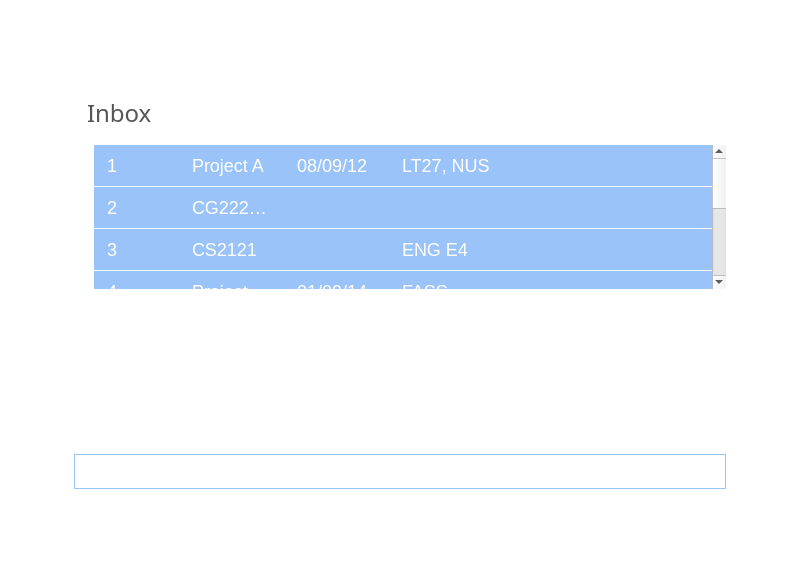
Qt form TaskPad_library/mainwindow.ui (ashrayjain/TaskPad) before a commit.
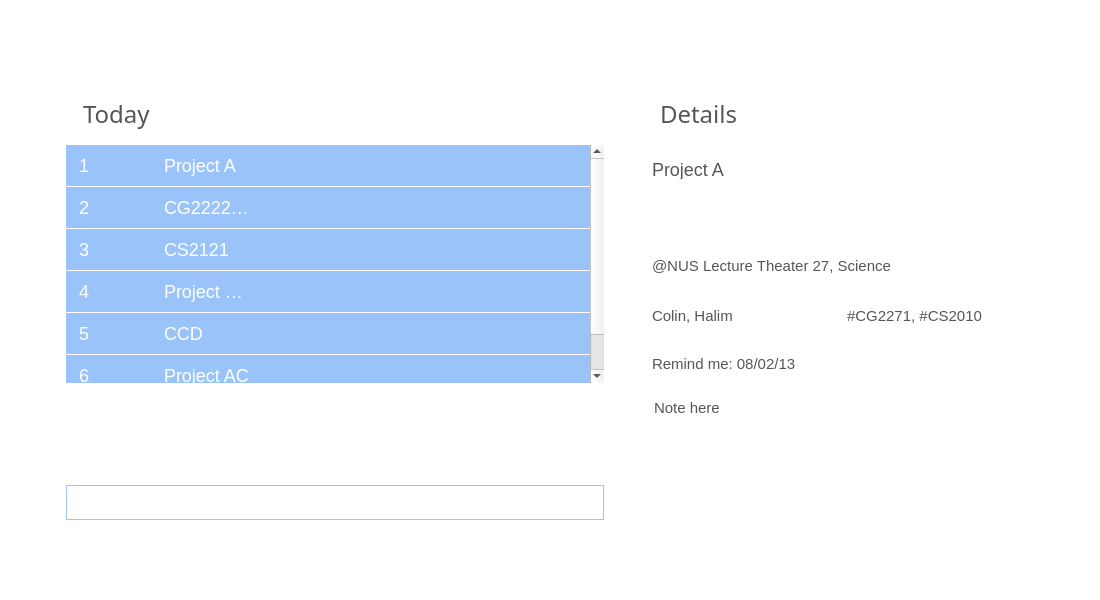
The same form after that commit. Icons and pictures are not drawn.

Patch:
```diff
--- a/TaskPad_library/mainwindow.ui
+++ b/TaskPad_library/mainwindow.ui
@@ -10,8 +10,8 @@
    <rect>
     <x>0</x>
     <y>0</y>
-    <width>800</width>
-    <height>572</height>
+    <width>1100</width>
+    <height>600</height>
    </rect>
   </property>
   <property name="windowTitle">
@@ -26,35 +26,33 @@
    <property name="styleSheet">
     <string notr="true">QWidget#centralWidget {
 	background-color: transparent;
-	background-image: url(:/MainWindow/Resources/TaskPad_bg.png);
+	background-image: url(:/MainWindow/Resources/mainwindow_bg.png);
 }</string>
    </property>
-   <widget class="QLabel" name="Navigation">
+   <widget class="QLabel" name="Navigation_taskList">
     <property name="geometry">
      <rect>
-      <x>9</x>
-      <y>9</y>
+      <x>83</x>
+      <y>89</y>
       <width>280</width>
-      <height>120</height>
+      <height>50</height>
      </rect>
     </property>
     <property name="font">
      <font>
       <family>Segoe UI Light</family>
-      <pointsize>18</pointsize>
-      <weight>50</weight>
-      <bold>false</bold>
+      <pointsize>-1</pointsize>
      </font>
     </property>
     <property name="styleSheet">
-     <string notr="true">QLabel#Navigation {
-	margin-top: 88px;
-	margin-left: 72px;
+     <string notr="true">QLabel#Navigation_taskList {
+	font-family: &quot;Segoe UI Light&quot;;
+	font-size: 24px;
 	color: #565656;
 }</string>
     </property>
     <property name="text">
-     <string>Inbox</string>
+     <string>&lt;span style=\&quot;font-size:18px; \&quot;&gt;Today&lt;/span&gt;</string>
     </property>
    </widget>
    <widget class="QTreeWidget" name="TaskList">
@@ -62,32 +60,36 @@
      <rect>
       <x>9</x>
       <y>135</y>
-      <width>782</width>
-      <height>154</height>
+      <width>595</width>
+      <height>248</height>
      </rect>
     </property>
     <property name="maximumSize">
      <size>
       <width>16777215</width>
-      <height>298</height>
+      <height>330</height>
      </size>
     </property>
     <property name="styleSheet">
      <string notr="true">QTreeWidget#TaskList {
 	margin-top: 10px;
-	margin-left:65px;
-	margin-right:65px;
+	margin-left: 37px;
 	background: transparent;
 	border: none;
-	font-size: 18px;
 	height: 100%;
+	font-size: 18px;
 }
 
 QTreeWidget#TaskList:Item {
 	color: #fff;
 	background-color:#9ac3fa;
 	margin-bottom: 1px;
-	padding: 10px 10px 10px 10px;
+	padding: 10px 0 10px 10px;
+}
+
+QTreeWidget#TaskList:Item:last {
+	color: #9ac3fa;
+	padding: 10px 18px 10px 10px;
 }
 
 QTreeWidget#TaskList QScrollBar:vertical {
@@ -134,12 +136,7 @@
     </column>
     <column>
      <property name="text">
-      <string>Due Date</string>
-     </property>
-    </column>
-    <column>
-     <property name="text">
-      <string>Location</string>
+      <string>Due|From-to</string>
      </property>
     </column>
     <item>
@@ -150,10 +147,7 @@
       <string>Project A</string>
      </property>
      <property name="text">
-      <string>08/09/12</string>
-     </property>
-     <property name="text">
-      <string>LT27, NUS</string>
+      <string>due 08/09/12</string>
      </property>
     </item>
     <item>
@@ -163,6 +157,9 @@
      <property name="text">
       <string>CG2222 HW</string>
      </property>
+     <property name="text">
+      <string>from 02/09/13 to 02/09/13</string>
+     </property>
     </item>
     <item>
      <property name="text">
@@ -174,9 +171,6 @@
      <property name="text">
       <string/>
      </property>
-     <property name="text">
-      <string>ENG E4</string>
-     </property>
     </item>
     <item>
      <property name="text">
@@ -186,10 +180,7 @@
       <string>Project DD2</string>
      </property>
      <property name="text">
-      <string>01/09/14</string>
-     </property>
-     <property name="text">
-      <string>FASS</string>
+      <string>due 01/09/14</string>
      </property>
     </item>
     <item>
@@ -208,24 +199,7 @@
       <string>Project AC</string>
      </property>
      <property name="text">
-      <string>02/09/13</string>
-     </property>
-     <property name="text">
-      <string>BIZ2 B1-17</string>
-     </property>
-    </item>
-    <item>
-     <property name="text">
-      <string>7</string>
-     </property>
-     <property name="text">
-      <string>Project AB</string>
-     </property>
-     <property name="text">
-      <string>02/09/13</string>
-     </property>
-     <property name="text">
-      <string>COM1 0113</string>
+      <string>due 02/09/13</string>
      </property>
     </item>
    </widget>
@@ -233,19 +207,21 @@
     <property name="geometry">
      <rect>
       <x>9</x>
-      <y>454</y>
-      <width>782</width>
+      <y>485</y>
+      <width>595</width>
       <height>35</height>
      </rect>
     </property>
     <property name="font">
      <font>
       <family>Segoe UI Light</family>
-      <pointsize>14</pointsize>
+      <pointsize>-1</pointsize>
      </font>
     </property>
     <property name="styleSheet">
      <string notr="true">QTextEdit#CommandBar {
+	font-family: &quot;Segoe UI Light&quot;;
+	font-size: 18px;
 	background-color: #fff;
 	border: 1px solid #9ac3fa;
 	border-color: #9ac3fa;
@@ -253,9 +229,12 @@
 	padding-bottom: 4px;
 	padding-left: 5px;
 	padding-right: 5px;
-	margin-left: 65px;
-	margin-right: 65px;
+	margin-left: 57px;
 	max-height: 33px;
+}
+
+QTextEdit#CommandBar:hover {
+	border-color: #565656;
 }</string>
     </property>
     <property name="verticalScrollBarPolicy">
@@ -271,8 +250,8 @@
    <widget class="QLabel" name="StatusBar">
     <property name="geometry">
      <rect>
-      <x>9</x>
-      <y>497</y>
+      <x>10</x>
+      <y>525</y>
       <width>72</width>
       <height>66</height>
      </rect>
@@ -290,18 +269,314 @@
      <string>Ready</string>
     </property>
    </widget>
-   <widget class="QPushButton" name="CloseButton">
+   <widget class="QWidget" name="DetailsView" native="true">
     <property name="geometry">
      <rect>
-      <x>742</x>
-      <y>25</y>
-      <width>32</width>
-      <height>32</height>
+      <x>640</x>
+      <y>145</y>
+      <width>391</width>
+      <height>372</height>
      </rect>
     </property>
     <property name="styleSheet">
-     <string notr="true">QPushButton#CloseButton {
-	background-image: url(:/MainWindow/Resources/WinButton_Close.png);
+     <string notr="true">QWidget#DetailsView{
+	background-image:url(:/MainWindow/Resources/details_normal_bg.png);
+}
+
+QLineEdit#name{
+	font-family: &quot;Segoe UI&quot;;
+	font-size: 18px;
+	color: #565656;
+	background-color: transparent;
+	border: none;
+}
+ QLineEdit#dueOrFromTo{
+	font-family: &quot;Segoe UI&quot;;
+	font-size: 15px;
+	color: #fff;
+	background-color: transparent;
+	border: none;
+}
+
+QLineEdit#location, QLineEdit#participants, QLineEdit#tags, QLineEdit#remindTime, QLineEdit#note, QPlainTextEdit#note{
+	font-family: &quot;Segoe UI&quot;;
+	font-size: 15px;
+	color: #565656;
+	background-color: transparent;
+	border: none;
+}</string>
+    </property>
+    <widget class="QPlainTextEdit" name="note">
+     <property name="geometry">
+      <rect>
+       <x>10</x>
+       <y>250</y>
+       <width>361</width>
+       <height>101</height>
+      </rect>
+     </property>
+     <property name="styleSheet">
+      <string notr="true"/>
+     </property>
+     <property name="verticalScrollBarPolicy">
+      <enum>Qt::ScrollBarAlwaysOff</enum>
+     </property>
+     <property name="horizontalScrollBarPolicy">
+      <enum>Qt::ScrollBarAlwaysOff</enum>
+     </property>
+     <property name="readOnly">
+      <bool>true</bool>
+     </property>
+     <property name="plainText">
+      <string>Note here</string>
+     </property>
+    </widget>
+    <widget class="QLineEdit" name="name">
+     <property name="enabled">
+      <bool>true</bool>
+     </property>
+     <property name="geometry">
+      <rect>
+       <x>10</x>
+       <y>14</y>
+       <width>371</width>
+       <height>20</height>
+      </rect>
+     </property>
+     <property name="text">
+      <string>Project A</string>
+     </property>
+     <property name="readOnly">
+      <bool>true</bool>
+     </property>
+    </widget>
+    <widget class="QLineEdit" name="dueOrFromTo">
+     <property name="enabled">
+      <bool>true</bool>
+     </property>
+     <property name="geometry">
+      <rect>
+       <x>10</x>
+       <y>63</y>
+       <width>371</width>
+       <height>20</height>
+      </rect>
+     </property>
+     <property name="text">
+      <string>From  09/02/13 to 09/02/13</string>
+     </property>
+     <property name="readOnly">
+      <bool>true</bool>
+     </property>
+    </widget>
+    <widget class="QLineEdit" name="location">
+     <property name="enabled">
+      <bool>true</bool>
+     </property>
+     <property name="geometry">
+      <rect>
+       <x>10</x>
+       <y>111</y>
+       <width>371</width>
+       <height>20</height>
+      </rect>
+     </property>
+     <property name="text">
+      <string>@NUS Lecture Theater 27, Science</string>
+     </property>
+     <property name="readOnly">
+      <bool>true</bool>
+     </property>
+    </widget>
+    <widget class="QLineEdit" name="participants">
+     <property name="enabled">
+      <bool>true</bool>
+     </property>
+     <property name="geometry">
+      <rect>
+       <x>10</x>
+       <y>161</y>
+       <width>171</width>
+       <height>20</height>
+      </rect>
+     </property>
+     <property name="text">
+      <string>Colin, Halim</string>
+     </property>
+     <property name="readOnly">
+      <bool>true</bool>
+     </property>
+    </widget>
+    <widget class="QLineEdit" name="tags">
+     <property name="enabled">
+      <bool>true</bool>
+     </property>
+     <property name="geometry">
+      <rect>
+       <x>205</x>
+       <y>161</y>
+       <width>171</width>
+       <height>20</height>
+      </rect>
+     </property>
+     <property name="text">
+      <string>#CG2271, #CS2010</string>
+     </property>
+     <property name="readOnly">
+      <bool>true</bool>
+     </property>
+    </widget>
+    <widget class="QLineEdit" name="remindTime">
+     <property name="enabled">
+      <bool>true</bool>
+     </property>
+     <property name="geometry">
+      <rect>
+       <x>10</x>
+       <y>209</y>
+       <width>371</width>
+       <height>20</height>
+      </rect>
+     </property>
+     <property name="text">
+      <string>Remind me: 08/02/13</string>
+     </property>
+     <property name="readOnly">
+      <bool>true</bool>
+     </property>
+    </widget>
+   </widget>
+   <widget class="QLabel" name="Navigation_detailsView">
+    <property name="geometry">
+     <rect>
+      <x>660</x>
+      <y>89</y>
+      <width>280</width>
+      <height>50</height>
+     </rect>
+    </property>
+    <property name="font">
+     <font>
+      <family>Segoe UI Light</family>
+      <pointsize>-1</pointsize>
+     </font>
+    </property>
+    <property name="styleSheet">
+     <string notr="true">QLabel#Navigation_detailsView {
+	font-family: &quot;Segoe UI Light&quot;;
+	font-size: 24px;
+	color: #565656;
+}</string>
+    </property>
+    <property name="text">
+     <string>&lt;span style=\&quot;font-size:18px; \&quot;&gt;Details&lt;/span&gt;</string>
+    </property>
+   </widget>
+   <widget class="QToolButton" name="CloseButton">
+    <property name="geometry">
+     <rect>
+      <x>1049</x>
+      <y>27</y>
+      <width>26</width>
+      <height>30</height>
+     </rect>
+    </property>
+    <property name="styleSheet">
+     <string notr="true">QToolButton#CloseButton {
+	background-image: url(:/MainWindow/Resources/window_buttons.png);
+	background-position: top right;
+	border-style: flat;
+}
+
+QToolButton#CloseButton::hover {
+	background-image: url(:/MainWindow/Resources/window_buttons_hovered.png);
+	background-position: top right;
+	border-style: flat;
+}</string>
+    </property>
+    <property name="text">
+     <string/>
+    </property>
+   </widget>
+   <widget class="QToolButton" name="MinimizeButton">
+    <property name="geometry">
+     <rect>
+      <x>1024</x>
+      <y>27</y>
+      <width>26</width>
+      <height>30</height>
+     </rect>
+    </property>
+    <property name="styleSheet">
+     <string notr="true">QToolButton#MinimizeButton {
+	background-image: url(:/MainWindow/Resources/window_buttons.png);
+	background-position: top left;
+	border-style: flat;
+}
+
+QToolButton#MinimizeButton::hover {
+	background-image: url(:/MainWindow/Resources/window_buttons_hovered.png);
+	background-position: top left;
+	border-style: flat;
+}</string>
+    </property>
+    <property name="text">
+     <string/>
+    </property>
+   </widget>
+   <widget class="QToolButton" name="AboutButton">
+    <property name="geometry">
+     <rect>
+      <x>905</x>
+      <y>27</y>
+      <width>55</width>
+      <height>33</height>
+     </rect>
+    </property>
+    <property name="styleSheet">
+     <string notr="true">QToolButton#AboutButton
+{
+	background-image: url(:/MainWindow/Resources/top_buttons.png);
+	background-position: top right;
+	background-color: transparent;
+	border-style: flat;
+}
+
+QToolButton#AboutButton:hover
+{
+	background-image: url(:/MainWindow/Resources/top_buttons_hovered.png);
+	background-position: top right;
+	background-color: transparent;
+	border-style: flat;
+}</string>
+    </property>
+    <property name="text">
+     <string/>
+    </property>
+   </widget>
+   <widget class="QToolButton" name="HelpButton">
+    <property name="geometry">
+     <rect>
+      <x>860</x>
+      <y>27</y>
+      <width>44</width>
+      <height>33</height>
+     </rect>
+    </property>
+    <property name="styleSheet">
+     <string notr="true">QToolButton#HelpButton
+{
+	background-image: url(:/MainWindow/Resources/top_buttons.png);
+	background-position: top left;
+	background-color: transparent;
+	border-style: flat;
+}
+
+QToolButton#HelpButton:hover
+{
+	background-image: url(:/MainWindow/Resources/top_buttons_hovered.png);
+	background-position: top left;
+	background-color: transparent;
 	border-style: flat;
 }</string>
     </property>
```
